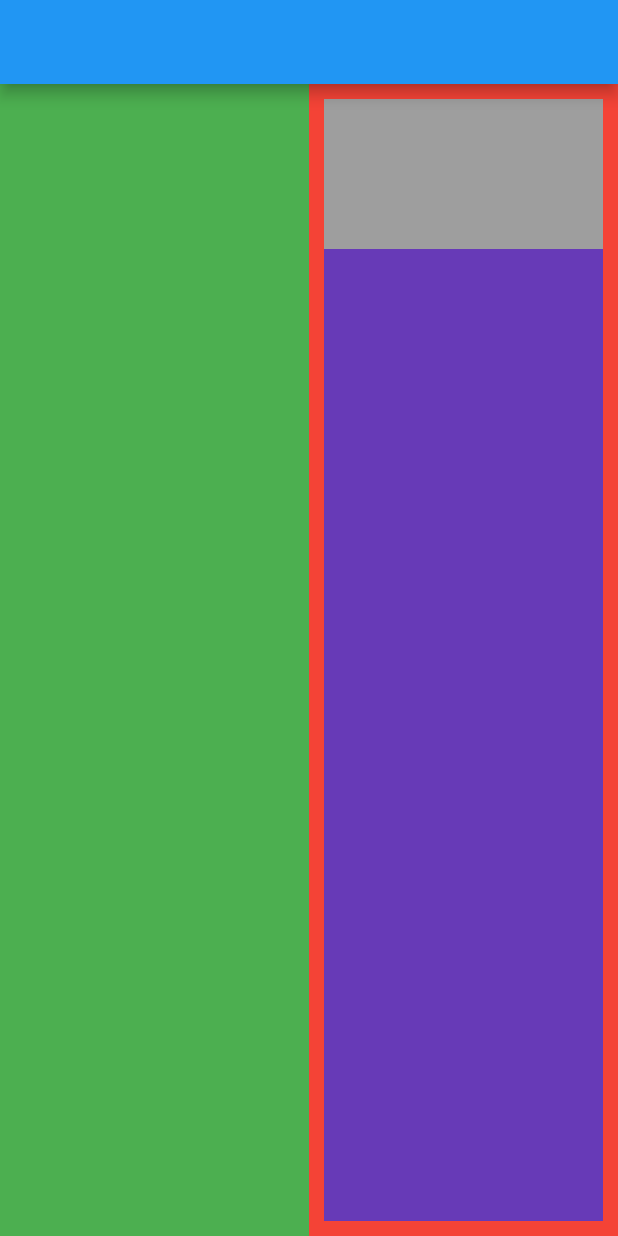
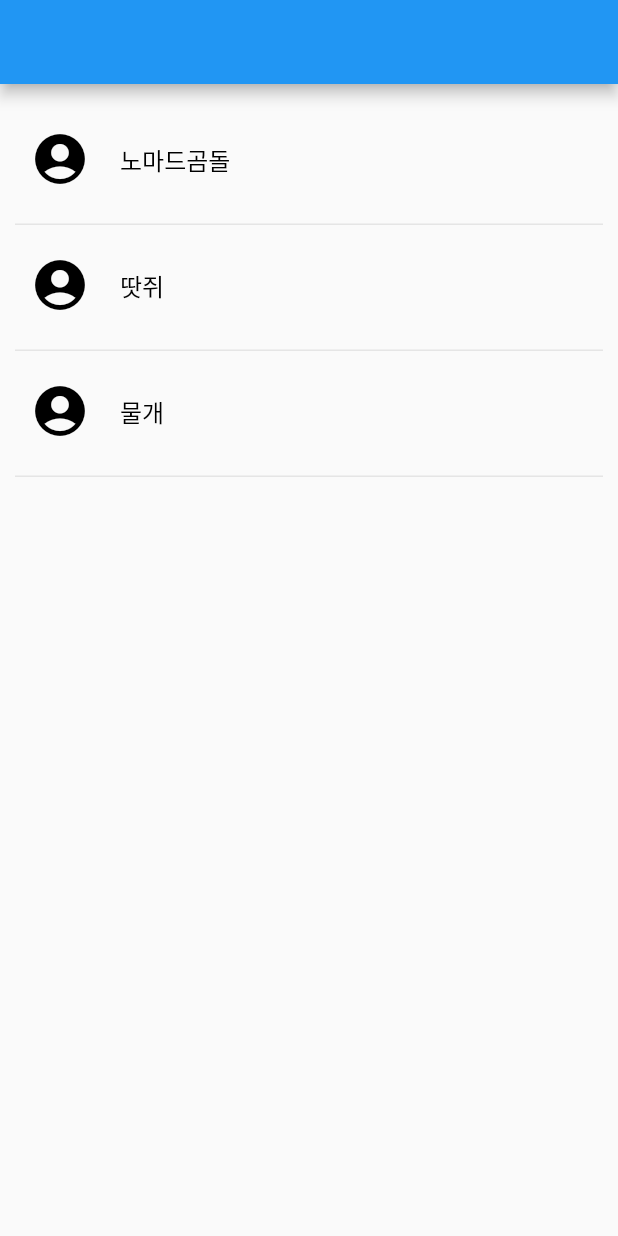
Before and after one commit to Offthegame/flutter_contact, a Flutter app: the screen it shows after launch, on a phone screen of 412 x 824 dp. Run offline on Flutter 3.47's test engine with Material 2 defaults, Android fonts, the phone set to English and light mode, and no system bars.

```diff
--- a/lib/main.dart
+++ b/lib/main.dart
@@ -25,28 +25,90 @@ class MyApp extends StatelessWidget {
     return MaterialApp(
         home: Scaffold(
           appBar: AppBar(),
-          body: Row(
-            children: [
-              Flexible(child: Container(
-                color: Colors.green,),
-                flex: 1,),
-                //flex를 통해 1대 1로 화면을 양분, 1:2, 1:4 등으로 응용 가능
-              Flexible(child: Container(
-                color: Colors.red,
-                padding: EdgeInsets.all(10),
-                child: Column(
-                  children: [
-                    Container(color: Colors.grey, height: 100,),
-                    Expanded(child: Container(color: Colors.deepPurple,), flex: 1,),
-                  //  Expanded는 Flexible과 달리 남은 화면 꽉 채우기 가능
-                  ],
-                ),
-              ),
-                flex: 1,),
-            ]
-
-          ),
+          body: ProfileList(),
         )
     );
   }
 }
+//stless > 자동완성 > class 생성해줌
+//class는 위젯(?함수?)로 복잡한 코드를 따로 관리해줌
+//아무 데나 만들어도 됨
+//extedns StatelessWidget는 Statele..에 있는 함수를 Class에 다 넣어준다는 의미
+class ProfileList extends StatelessWidget {
+  const ProfileList({Key? key}) : super(key: key);
+  //const와 ProfileList는 향후 배울 것
+
+  @override
+  //여기서 override는 아래 함수 중 일부를 덮어 쓴다는 말
+  Widget build(BuildContext context) {
+    return ListView(
+      padding: EdgeInsets.all(10),
+      children: [
+        DecoratedBox(
+          decoration: BoxDecoration(
+              border: Border(
+                bottom: BorderSide(color: Color.fromRGBO(229, 229, 229, 1.0),width: 1,),
+              )
+          ),
+          child: TextButton(
+              onPressed: (){},
+              style: OutlinedButton.styleFrom(
+                padding: EdgeInsets.fromLTRB(10,20,10,24),
+              ),
+              child: Row(
+                children: [
+                  Icon(Icons.account_circle, size: 40, color: Colors.black,),
+                  SizedBox(width: 20,),
+                  Text('노마드곰돌', style: TextStyle(fontSize: 16, color: Colors.black)),
+                ],
+              )
+
+          ),
+        ),
+        DecoratedBox(
+          decoration: BoxDecoration(
+              border: Border(
+                bottom: BorderSide(color: Color.fromRGBO(229, 229, 229, 1.0),width: 1,),
+              )
+          ),
+          child: TextButton(
+              onPressed: (){},
+              style: OutlinedButton.styleFrom(
+                padding: EdgeInsets.fromLTRB(10,20,10,24),
+              ),
+              child: Row(
+                children: [
+                  Icon(Icons.account_circle, size: 40, color: Colors.black,),
+                  SizedBox(width: 20,),
+                  Text('땃쥐', style: TextStyle(fontSize: 16, color: Colors.black)),
+                ],
+              )
+
+          ),
+        ),
+        DecoratedBox(
+          decoration: BoxDecoration(
+              border: Border(
+                bottom: BorderSide(color: Color.fromRGBO(229, 229, 229, 1.0),width: 1,),
+              )
+          ),
+          child: TextButton(
+              onPressed: (){},
+              style: OutlinedButton.styleFrom(
+                padding: EdgeInsets.fromLTRB(10,20,10,24),
+              ),
+              child: Row(
+                children: [
+                  Icon(Icons.account_circle, size: 40, color: Colors.black,),
+                  SizedBox(width: 20,),
+                  Text('물개', style: TextStyle(fontSize: 16, color: Colors.black)),
+                ],
+              )
+
+          ),
+        ),
+
+      ],
+    );
+  }
+}
```
